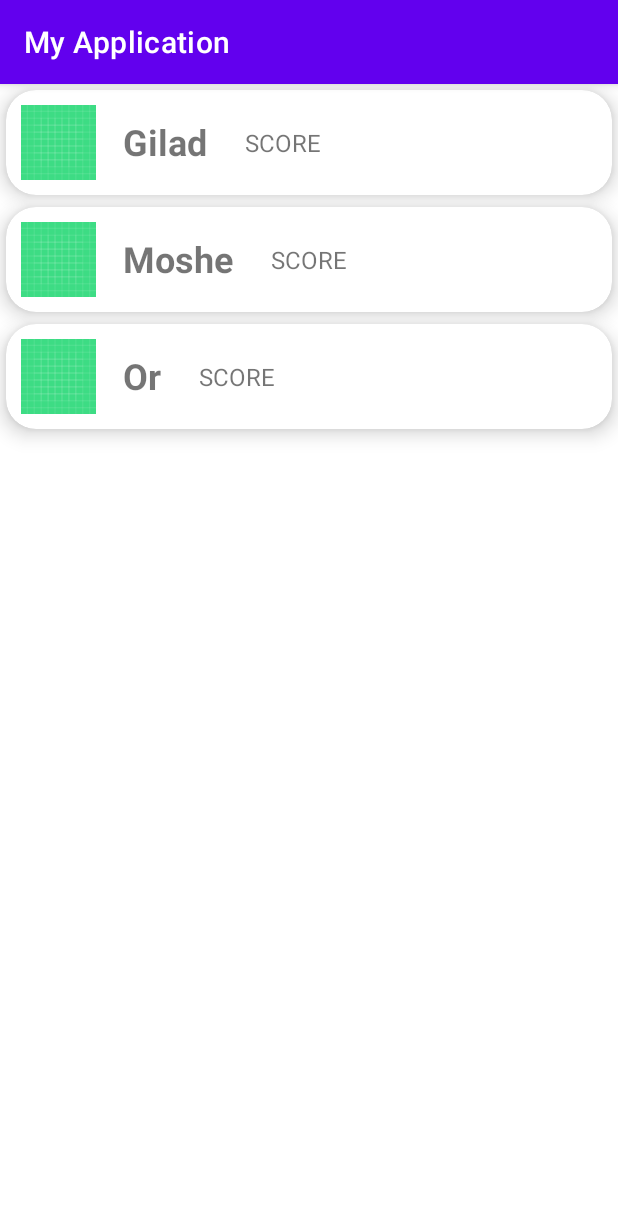
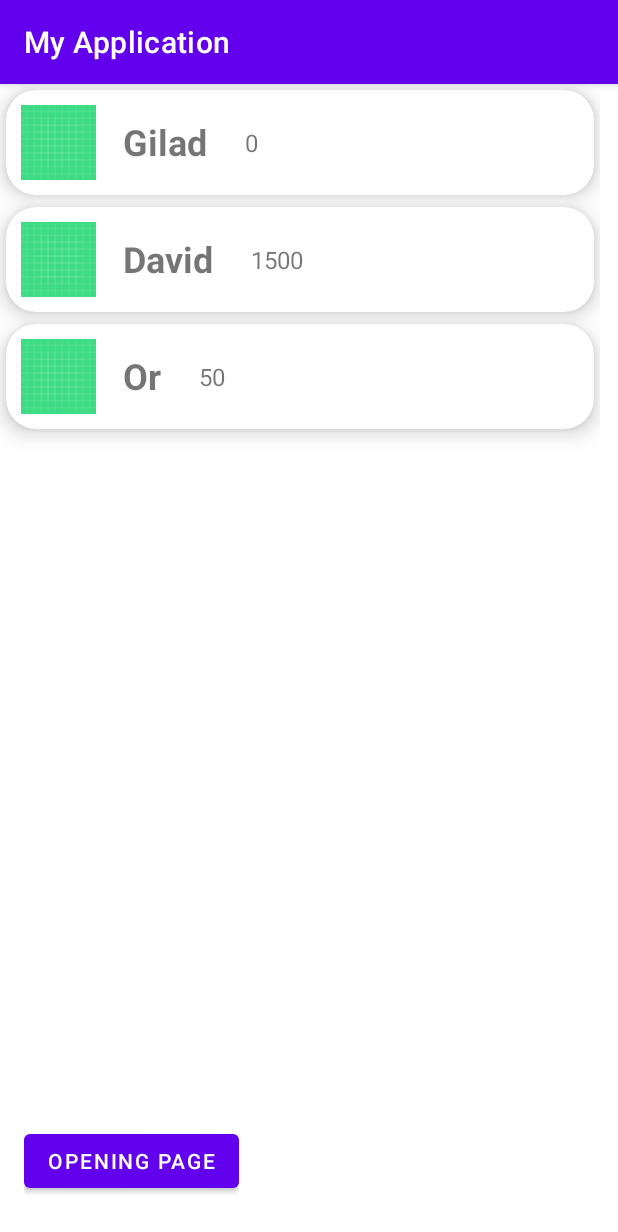
Before and after one commit to giladbenna/First-Application, an Android app: the ScoreBoardActivity screen opened directly, with no data from a screen before it, on a phone screen of 412 x 824 dp. Shown: the top 1232 px of the screen. Run offline under Robolectric (Android 15) with nearby library versions, the phone set to English and light mode, and no system bars; pictures from the network do not load.

Commit message:
odometer working, sound crash and opening sound dont work but code ok, need to check why android studio dont recognize them..

```diff
--- a/app/src/main/java/com/example/myapplication/Adapters/ScoreBoardAdapter.java
+++ b/app/src/main/java/com/example/myapplication/Adapters/ScoreBoardAdapter.java
@@ -39,7 +39,7 @@ public class ScoreBoardAdapter extends RecyclerView.Adapter<ScoreBoardAdapter.It
     @Override
     public void onBindViewHolder(@NonNull ScoreBoardAdapter.ItemViewHolder holder, int position) {
         ScoreItem scoreItem = getItem(position);
-        holder.score.setText(scoreItem.getScore());
+        holder.score.setText(""+scoreItem.getScore());
         holder.name.setText(scoreItem.getName());
 //        ImageLoader.getInstance().loadImage(scoreItem.getImage(), holder.player_IMG_icon);
 
--- a/app/src/main/java/com/example/myapplication/Logic/GameManager.java
+++ b/app/src/main/java/com/example/myapplication/Logic/GameManager.java
@@ -3,7 +3,9 @@ import android.view.View;
 import android.widget.ImageView;
 
 public class GameManager {
-    public int life = 11;
+    public int life = 3;
+    public int odometerScore = 0;
+
     public boolean checkIfHit(ImageView obs){
         return obs.getVisibility() == View.VISIBLE;
     }
@@ -12,7 +14,7 @@ public class GameManager {
         life--;
     }
     public void addHeartFromManager(){
-        if(life < 11)
+        if(life < 3)
             life++;
     }
     public boolean endGame(){
@@ -31,5 +33,8 @@ public class GameManager {
 
         return false;
     }
+    public int getOdometerScore(){
+        return odometerScore;
+    }
 
 }
--- a/app/src/main/java/com/example/myapplication/Models/MainActivity.java
+++ b/app/src/main/java/com/example/myapplication/MainActivity.java
@@ -1,4 +1,4 @@
-package com.example.myapplication.Models;
+package com.example.myapplication;
 
 import androidx.appcompat.app.AppCompatActivity;
 import androidx.appcompat.widget.AppCompatImageView;
@@ -9,19 +9,19 @@ import android.content.Context;
 import android.content.Intent;
 import android.graphics.Bitmap;
 import android.graphics.drawable.Drawable;
+import android.media.MediaPlayer;
 import android.os.Bundle;
 import android.os.Handler;
 import android.os.VibrationEffect;
 import android.os.Vibrator;
-import android.util.Log;
 import android.view.View;
 import android.widget.Button;
 import android.widget.ImageView;
+import android.widget.TextView;
 import android.widget.Toast;
 
 import com.bumptech.glide.Glide;
 import com.example.myapplication.Logic.GameManager;
-import com.example.myapplication.R;
 import com.google.android.material.imageview.ShapeableImageView;
 
 public class MainActivity extends AppCompatActivity {
@@ -34,25 +34,28 @@ public class MainActivity extends AppCompatActivity {
     private ImageView[] player_row;
     private final int DELAY_GEN_OBS = 2000;
     private final int DELAY_UPDATE_OBS_ON_MATRIX = 1000;
+    private final int DELAY_ODOMETER = 100;
     private final Handler handler_gen_obs = new Handler();
     private final Handler handler_update_on_matrix = new Handler();
+    private final Handler handler_odometer = new Handler();
     private final GameManager gameManager = new GameManager();
-
-    private final OpeningPage openingPage = new OpeningPage();
-
     private Runnable runnable_upd_mat;
     private Runnable runnable_gen_obs;
+    private Runnable runnable_odometer;
+
     int playerIndex = 0;
     boolean ifHit = false;
     boolean ifEndGame = false;
     Bitmap obstacleCoinBitmap;
     Drawable Obstacle_Coin;
-    int obstacleCoinResId;
+    TextView odometerScore ;
+
+    private MediaPlayer crashSound;
+
 
     public MainActivity() {
     }
 
-    @SuppressLint("UseCompatLoadingForDrawables")
     @Override
     protected void onCreate(Bundle savedInstanceState) {
         super.onCreate(savedInstanceState);
@@ -76,6 +79,8 @@ public class MainActivity extends AppCompatActivity {
         // generate new obs
         generatingObstacles();
         moveObstacle();
+        calcOdometer();
+        crashSound = MediaPlayer.create(MainActivity.this, R.raw.opening_sound);
         Glide.with(this).load(R.drawable.pokemon_background_forest).centerCrop().into(main_IMG_background);
     }
 
@@ -118,6 +123,7 @@ public class MainActivity extends AppCompatActivity {
                 ifEndGame = gameManager.endGame();
 
                 if (ifHit) {
+                    crashSound = MediaPlayer.create(MainActivity.this, R.raw.crash_sound);
                     Obstacle_Near_Player = matrix[MAX_ROW][playerIndex];
                     //int obstacleNearPlayerResId = Obstacle_Near_Player.getConstantState().;
                     if (Obstacle_Near_Player.getDrawable().getConstantState().equals(Obstacle_Coin.getConstantState())) {
@@ -135,15 +141,29 @@ public class MainActivity extends AppCompatActivity {
                 if (ifEndGame) {
                     messageOnEndGame();
                     stopRunnable();
+                    Intent intent = new Intent(MainActivity.this, ScoreBoardActivity.class);
+                    startActivity(intent);
                 }
             }
         };
         handler_update_on_matrix.postDelayed(runnable_upd_mat, DELAY_UPDATE_OBS_ON_MATRIX); //Do it again in a second
     }
+    private void calcOdometer(){
+        runnable_odometer = new Runnable() {
+            @Override
+            public void run() {
+                handler_odometer.postDelayed(this, DELAY_ODOMETER); //Do it again in a second
+                gameManager.odometerScore++;
+                odometerScore.setText(String.valueOf(gameManager.getOdometerScore()));
+            }
+        };
+        handler_odometer.postDelayed(runnable_odometer, DELAY_ODOMETER); //Do it again in a second
 
+    }
     private void stopRunnable() {
         handler_update_on_matrix.removeCallbacks(runnable_upd_mat);
         handler_gen_obs.removeCallbacks(runnable_gen_obs);
+        handler_odometer.removeCallbacks((runnable_odometer));
     }
 
     private void vibrate() {
@@ -294,6 +314,8 @@ public class MainActivity extends AppCompatActivity {
                 R.drawable.squritel,
                 R.drawable.obstacle_coin};
 
+        odometerScore = findViewById(R.id.odometerScore);
+
     }
 
 }
--- a/app/src/main/java/com/example/myapplication/Models/OpeningPage.java
+++ b/app/src/main/java/com/example/myapplication/OpeningPage.java
@@ -1,13 +1,10 @@
-package com.example.myapplication.Models;
+package com.example.myapplication;
 
 import androidx.appcompat.app.AppCompatActivity;
 
 import android.content.Intent;
 import android.os.Bundle;
-import android.util.Log;
 import android.widget.Button;
-import com.example.myapplication.R;
-import com.example.myapplication.ScoreBoardPage;
 
 public class OpeningPage extends AppCompatActivity {
 
@@ -39,7 +36,7 @@ public class OpeningPage extends AppCompatActivity {
         Button scoreBoardButton = findViewById(R.id.scoreBoardButton);
 
         scoreBoardButton.setOnClickListener(v -> {
-            Intent intent = new Intent(OpeningPage.this, ScoreBoardPage.class);
+            Intent intent = new Intent(OpeningPage.this, ScoreBoardActivity.class);
             startActivity(intent);
         });
     }
--- a/app/src/main/java/com/example/myapplication/ScoreBoardPage.java
+++ b/app/src/main/java/com/example/myapplication/ScoreBoardActivity.java
@@ -4,12 +4,14 @@ import androidx.appcompat.app.AppCompatActivity;
 import androidx.recyclerview.widget.LinearLayoutManager;
 import androidx.recyclerview.widget.RecyclerView;
 
+import android.content.Intent;
 import android.os.Bundle;
+import android.widget.Button;
 
 import com.example.myapplication.Adapters.ScoreBoardAdapter;
 import com.example.myapplication.Utilities.DataManager;
 
-public class ScoreBoardPage extends AppCompatActivity {
+public class ScoreBoardActivity extends AppCompatActivity {
 
 
     private RecyclerView main_LST_scores;
@@ -21,6 +23,7 @@ public class ScoreBoardPage extends AppCompatActivity {
 
         findViews();
         initViews();
+        returnButton();
     }
 
 
@@ -31,6 +34,15 @@ public class ScoreBoardPage extends AppCompatActivity {
         main_LST_scores.setLayoutManager(linearLayoutManager);
         main_LST_scores.setAdapter(scoreBoardAdapterAdapter);
     }
+    private void returnButton(){
+        Button returnButton = findViewById(R.id.returnButton);
+
+        returnButton.setOnClickListener(v -> {
+            Intent intent = new Intent(ScoreBoardActivity.this, OpeningPage.class);
+            startActivity(intent);
+        });
+    }
+
 
     private void findViews() {
         main_LST_scores = findViewById(R.id.main_LST_scores);
--- a/app/src/main/java/com/example/myapplication/Utilities/DataManager.java
+++ b/app/src/main/java/com/example/myapplication/Utilities/DataManager.java
@@ -1,21 +1,24 @@
 package com.example.myapplication.Utilities;
 
+import com.example.myapplication.Logic.GameManager;
 import com.example.myapplication.Models.ScoreItem;
 
 import java.util.ArrayList;
 
 public class DataManager {
+    private static final GameManager gameManager = new GameManager();
+
     public static ArrayList<ScoreItem> getScores() {
         ArrayList<ScoreItem> scores = new ArrayList<>();
 
         scores.add(new ScoreItem()
-                .setScore(2105)
+                .setScore(gameManager.getOdometerScore())
                 .setName("Gilad")
                 .setImage("https://image.tmdb.org/t/p/w600_and_h900_bestv2/wdE6ewaKZHr62bLqCn7A2DiGShm.jpg"));
 
         scores.add(new ScoreItem()
                 .setScore(1500)
-                .setName("Moshe")
+                .setName("David")
                 .setImage("https://image.tmdb.org/t/p/w600_and_h900_bestv2/wdE6ewaKZHr62bLqCn7A2DiGShm.jpg"));
 
         scores.add(new ScoreItem()
--- a/app/src/main/res/layout/activity_score_board_adapter.xml
+++ b/app/src/main/res/layout/activity_score_board_adapter.xml
@@ -3,14 +3,35 @@
     xmlns:tools="http://schemas.android.com/tools"
     android:layout_width="match_parent"
     android:layout_height="match_parent"
-    tools:context=".ScoreBoardPage">
+    tools:context=".ScoreBoardActivity">
 
     <androidx.recyclerview.widget.RecyclerView
         android:id="@+id/main_LST_scores"
-        android:layout_width="match_parent"
-        android:layout_height="match_parent"
-        android:layout_centerInParent="true"
+        android:layout_width="400dp"
+        android:layout_height="500dp"
         tools:listitem="@layout/score_item" />
+
+
+    <LinearLayout
+        android:id="@+id/button"
+        android:layout_width="wrap_content"
+        android:layout_height="wrap_content"
+        android:layout_alignParentBottom="true"
+        android:layout_marginHorizontal="16dp"
+        android:layout_marginBottom="26dp"
+        >
+
+        <Button
+            android:id="@+id/returnButton"
+            android:layout_width="wrap_content"
+            android:layout_height="wrap_content"
+            android:text="Opening Page"
+            android:layout_gravity="center" />
+
+
+
+    </LinearLayout>
+
 
 
 
--- a/app/src/main/res/layout/open_page_activity.xml
+++ b/app/src/main/res/layout/open_page_activity.xml
@@ -4,7 +4,7 @@
     android:layout_width="match_parent"
     android:layout_height="match_parent"
     android:orientation="vertical"
-    tools:context=".Models.OpeningPage">
+    tools:context=".OpeningPage">
 
     <ImageView
         android:layout_width="wrap_content"
```
Also changed, not shown: app/src/main/AndroidManifest.xml (+6 -8 lines), app/src/main/res/layout/activity_main.xml (+17 -1 lines), 2 other files.
